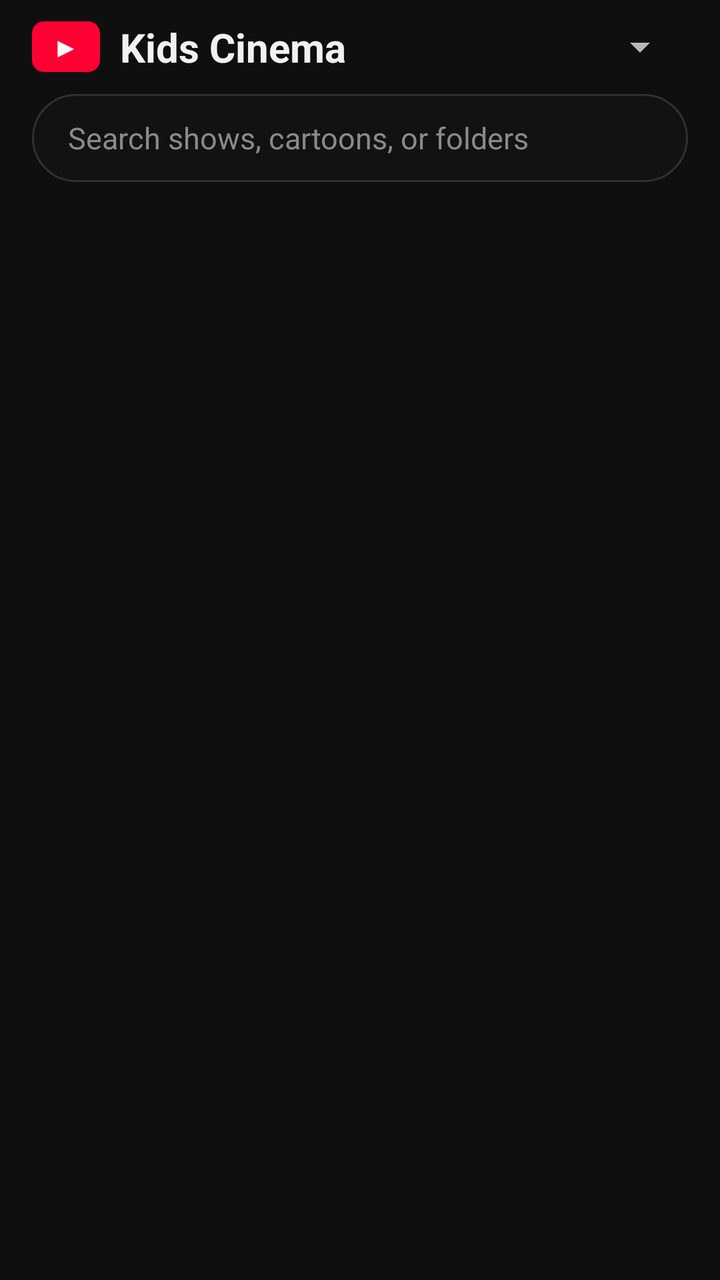
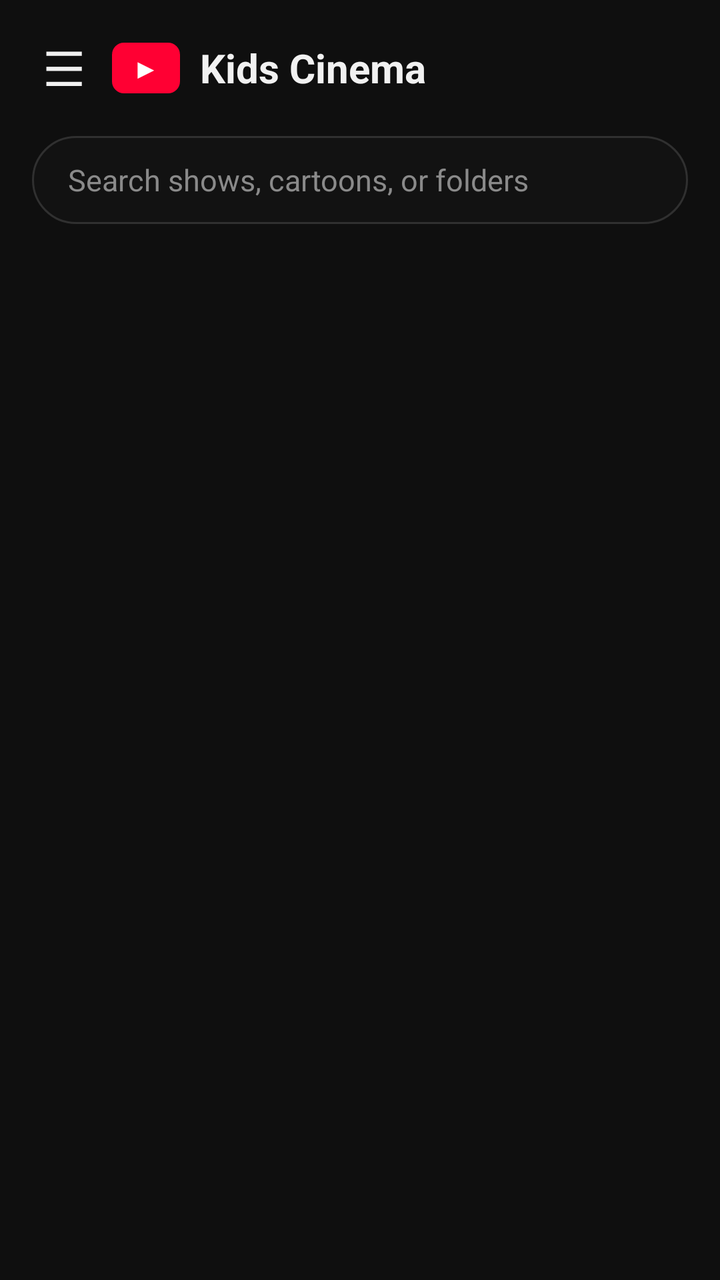

Compare the two renders of this Android layout. The source of the first and the diff that turns it into the second are given below.
<!-- AndroidManifest.xml: application theme AppTheme -->
<!-- res/layout/activity_main.xml -->
<?xml version="1.0" encoding="utf-8"?>
<LinearLayout xmlns:android="http://schemas.android.com/apk/res/android"
    android:layout_width="match_parent"
    android:layout_height="match_parent"
    android:background="#0F0F0F"
    android:fitsSystemWindows="true"
    android:orientation="vertical">

    <LinearLayout
        android:layout_width="match_parent"
        android:layout_height="wrap_content"
        android:gravity="center_vertical"
        android:orientation="horizontal"
        android:paddingStart="16dp"
        android:paddingEnd="16dp"
        android:paddingTop="10dp">

        <TextView
            android:layout_width="wrap_content"
            android:layout_height="wrap_content"
            android:background="@drawable/brand_badge"
            android:paddingStart="10dp"
            android:paddingEnd="10dp"
            android:paddingTop="3dp"
            android:paddingBottom="3dp"
            android:text="▶"
            android:textColor="#FFFFFF"
            android:textSize="14sp" />

        <TextView
            android:layout_width="wrap_content"
            android:layout_height="wrap_content"
            android:layout_marginStart="10dp"
            android:text="Kids Cinema"
            android:textColor="#F1F1F1"
            android:textSize="20sp"
            android:textStyle="bold" />

        <View
            android:layout_width="0dp"
            android:layout_height="1dp"
            android:layout_weight="1" />

        <Spinner
            android:id="@+id/folder_spinner"
            android:layout_width="wrap_content"
            android:layout_height="wrap_content"
            android:maxWidth="180dp" />
    </LinearLayout>

    <EditText
        android:id="@+id/search_input"
        android:layout_width="match_parent"
        android:layout_height="44dp"
        android:layout_marginStart="16dp"
        android:layout_marginEnd="16dp"
        android:layout_marginTop="10dp"
        android:background="@drawable/search_pill"
        android:hint="Search shows, cartoons, or folders"
        android:imeOptions="actionSearch"
        android:inputType="text"
        android:maxLines="1"
        android:paddingStart="18dp"
        android:paddingEnd="18dp"
        android:textColor="#F1F1F1"
        android:textColorHint="#8A8A8A"
        android:textSize="15sp" />

    <TextView
        android:id="@+id/status_text"
        android:layout_width="match_parent"
        android:layout_height="wrap_content"
        android:gravity="center"
        android:padding="8dp"
        android:text=""
        android:textColor="#AAAAAA"
        android:textSize="13sp" />

    <FrameLayout
        android:layout_width="match_parent"
        android:layout_height="match_parent">

        <ProgressBar
            android:id="@+id/loading"
            android:layout_width="44dp"
            android:layout_height="44dp"
            android:layout_gravity="center" />

        <androidx.recyclerview.widget.RecyclerView
            android:id="@+id/video_grid"
            android:layout_width="match_parent"
            android:layout_height="match_parent"
            android:clipToPadding="false"
            android:paddingStart="10dp"
            android:paddingEnd="10dp"
            android:paddingBottom="24dp" />
    </FrameLayout>
</LinearLayout>
<!-- resources referenced by this layout -->
<resources>
  <!-- drawable brand_badge (drawable) -->
  <?xml version="1.0" encoding="utf-8"?>
  <shape xmlns:android="http://schemas.android.com/apk/res/android" android:shape="rectangle">
      <solid android:color="#FF0033" />
      <corners android:radius="6dp" />
  </shape>
  <!-- drawable search_pill (drawable) -->
  <?xml version="1.0" encoding="utf-8"?>
  <shape xmlns:android="http://schemas.android.com/apk/res/android" android:shape="rectangle">
      <solid android:color="#121212" />
      <stroke android:width="1dp" android:color="#303030" />
      <corners android:radius="22dp" />
  </shape>
  <style name="AppTheme" parent="android:style/Theme.Material.NoActionBar">
          <item name="android:windowNoTitle">true</item>
          <item name="android:windowBackground">#0F0F0F</item>
          <item name="android:statusBarColor">#0F0F0F</item>
          <item name="android:navigationBarColor">#0F0F0F</item>
          <item name="android:colorAccent">#FF0033</item>
      </style>
</resources>

<!-- the commit's change to res/layout/activity_main.xml (unified diff, before → after) -->
@@ -1,98 +1,144 @@
 <?xml version="1.0" encoding="utf-8"?>
-<LinearLayout xmlns:android="http://schemas.android.com/apk/res/android"
+<androidx.drawerlayout.widget.DrawerLayout xmlns:android="http://schemas.android.com/apk/res/android"
+    android:id="@+id/drawer_layout"
     android:layout_width="match_parent"
     android:layout_height="match_parent"
     android:background="#0F0F0F"
-    android:fitsSystemWindows="true"
-    android:orientation="vertical">
+    android:fitsSystemWindows="true">
 
     <LinearLayout
         android:layout_width="match_parent"
-        android:layout_height="wrap_content"
-        android:gravity="center_vertical"
-        android:orientation="horizontal"
-        android:paddingStart="16dp"
-        android:paddingEnd="16dp"
-        android:paddingTop="10dp">
+        android:layout_height="match_parent"
+        android:orientation="vertical">
+
+        <LinearLayout
+            android:layout_width="match_parent"
+            android:layout_height="wrap_content"
+            android:gravity="center_vertical"
+            android:orientation="horizontal"
+            android:paddingStart="8dp"
+            android:paddingEnd="16dp"
+            android:paddingTop="10dp">
+
+            <TextView
+                android:id="@+id/menu_button"
+                android:layout_width="48dp"
+                android:layout_height="48dp"
+                android:gravity="center"
+                android:text="☰"
+                android:textColor="#F1F1F1"
+                android:textSize="24sp" />
+
+            <TextView
+                android:layout_width="wrap_content"
+                android:layout_height="wrap_content"
+                android:background="@drawable/brand_badge"
+                android:paddingStart="10dp"
+                android:paddingEnd="10dp"
+                android:paddingTop="3dp"
+                android:paddingBottom="3dp"
+                android:text="▶"
+                android:textColor="#FFFFFF"
+                android:textSize="14sp" />
+
+            <TextView
+                android:layout_width="wrap_content"
+                android:layout_height="wrap_content"
+                android:layout_marginStart="10dp"
+                android:text="Kids Cinema"
+                android:textColor="#F1F1F1"
+                android:textSize="20sp"
+                android:textStyle="bold" />
+
+            <View
+                android:layout_width="0dp"
+                android:layout_height="1dp"
+                android:layout_weight="1" />
+
+            <TextView
+                android:id="@+id/active_folder_label"
+                android:layout_width="wrap_content"
+                android:layout_height="wrap_content"
+                android:ellipsize="end"
+                android:maxWidth="150dp"
+                android:maxLines="1"
+                android:textColor="#AAAAAA"
+                android:textSize="13sp" />
+        </LinearLayout>
+
+        <EditText
+            android:id="@+id/search_input"
+            android:layout_width="match_parent"
+            android:layout_height="44dp"
+            android:layout_marginStart="16dp"
+            android:layout_marginEnd="16dp"
+            android:layout_marginTop="10dp"
+            android:background="@drawable/search_pill"
+            android:hint="Search shows, cartoons, or folders"
+            android:imeOptions="actionSearch"
+            android:inputType="text"
+            android:maxLines="1"
+            android:paddingStart="18dp"
+            android:paddingEnd="18dp"
+            android:textColor="#F1F1F1"
+            android:textColorHint="#8A8A8A"
+            android:textSize="15sp" />
 
         <TextView
-            android:layout_width="wrap_content"
+            android:id="@+id/status_text"
+            android:layout_width="match_parent"
             android:layout_height="wrap_content"
-            android:background="@drawable/brand_badge"
-            android:paddingStart="10dp"
-            android:paddingEnd="10dp"
-            android:paddingTop="3dp"
-            android:paddingBottom="3dp"
-            android:text="▶"
-            android:textColor="#FFFFFF"
-            android:textSize="14sp" />
+            android:gravity="center"
+            android:padding="8dp"
+            android:text=""
+            android:textColor="#AAAAAA"
+            android:textSize="13sp" />
+
+        <FrameLayout
+            android:layout_width="match_parent"
+            android:layout_height="match_parent">
+
+            <ProgressBar
+                android:id="@+id/loading"
+                android:layout_width="44dp"
+                android:layout_height="44dp"
+                android:layout_gravity="center" />
+
+            <androidx.recyclerview.widget.RecyclerView
+                android:id="@+id/video_grid"
+                android:layout_width="match_parent"
+                android:layout_height="match_parent"
+                android:clipToPadding="false"
+                android:paddingStart="10dp"
+                android:paddingEnd="10dp"
+                android:paddingBottom="24dp" />
+        </FrameLayout>
+    </LinearLayout>
+
+    <LinearLayout
+        android:layout_width="300dp"
+        android:layout_height="match_parent"
+        android:layout_gravity="start"
+        android:background="#171717"
+        android:orientation="vertical">
 
         <TextView
-            android:layout_width="wrap_content"
+            android:layout_width="match_parent"
             android:layout_height="wrap_content"
-            android:layout_marginStart="10dp"
-            android:text="Kids Cinema"
+            android:paddingStart="20dp"
+            android:paddingEnd="20dp"
+            android:paddingTop="18dp"
+            android:paddingBottom="10dp"
+            android:text="Folders"
             android:textColor="#F1F1F1"
-            android:textSize="20sp"
+            android:textSize="18sp"
             android:textStyle="bold" />
 
-        <View
-            android:layout_width="0dp"
-            android:layout_height="1dp"
-            android:layout_weight="1" />
-
-        <Spinner
-            android:id="@+id/folder_spinner"
-            android:layout_width="wrap_content"
-            android:layout_height="wrap_content"
-            android:maxWidth="180dp" />
-    </LinearLayout>
-
-    <EditText
-        android:id="@+id/search_input"
-        android:layout_width="match_parent"
-        android:layout_height="44dp"
-        android:layout_marginStart="16dp"
-        android:layout_marginEnd="16dp"
-        android:layout_marginTop="10dp"
-        android:background="@drawable/search_pill"
-        android:hint="Search shows, cartoons, or folders"
-        android:imeOptions="actionSearch"
-        android:inputType="text"
-        android:maxLines="1"
-        android:paddingStart="18dp"
-        android:paddingEnd="18dp"
-        android:textColor="#F1F1F1"
-        android:textColorHint="#8A8A8A"
-        android:textSize="15sp" />
-
-    <TextView
-        android:id="@+id/status_text"
-        android:layout_width="match_parent"
-        android:layout_height="wrap_content"
-        android:gravity="center"
-        android:padding="8dp"
-        android:text=""
-        android:textColor="#AAAAAA"
-        android:textSize="13sp" />
-
-    <FrameLayout
-        android:layout_width="match_parent"
-        android:layout_height="match_parent">
-
-        <ProgressBar
-            android:id="@+id/loading"
-            android:layout_width="44dp"
-            android:layout_height="44dp"
-            android:layout_gravity="center" />
-
         <androidx.recyclerview.widget.RecyclerView
-            android:id="@+id/video_grid"
+            android:id="@+id/folder_list"
             android:layout_width="match_parent"
             android:layout_height="match_parent"
             android:clipToPadding="false"
-            android:paddingStart="10dp"
-            android:paddingEnd="10dp"
             android:paddingBottom="24dp" />
-    </FrameLayout>
-</LinearLayout>
+    </LinearLayout>
+</androidx.drawerlayout.widget.DrawerLayout>
